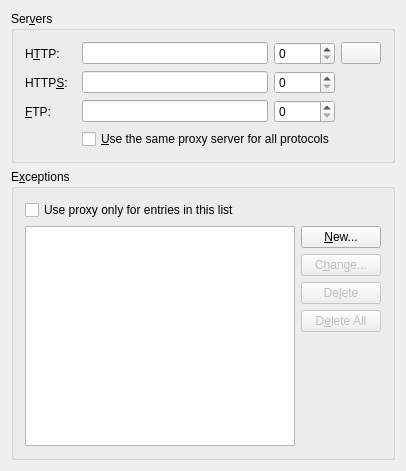
Old version of the form konqueror/settings/kio/manualproxy_ui.ui in the repository KDE/konqueror.
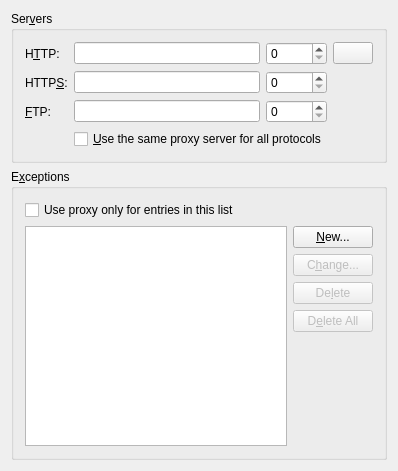
New version of the form. Custom widgets are drawn as their Qt base class.

```diff
--- a/konqueror/settings/kio/manualproxy_ui.ui
+++ b/konqueror/settings/kio/manualproxy_ui.ui
@@ -122,22 +122,6 @@
         </property>
        </widget>
       </item>
-      <item row="3" column="0" >
-       <spacer>
-        <property name="orientation" >
-         <enum>Qt::Vertical</enum>
-        </property>
-        <property name="sizeType" >
-         <enum>QSizePolicy::Expanding</enum>
-        </property>
-        <property name="sizeHint" >
-         <size>
-          <width>51</width>
-          <height>20</height>
-         </size>
-        </property>
-       </spacer>
-      </item>
       <item row="3" column="1" colspan="2" >
        <widget class="QCheckBox" name="cbSameProxy" >
         <property name="text" >
```
